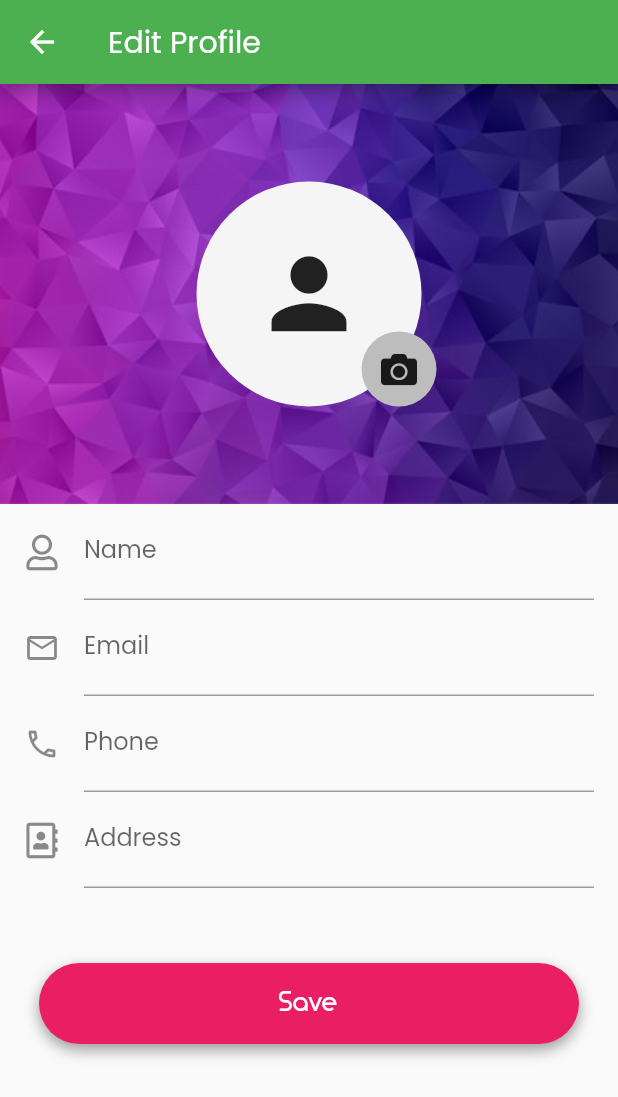
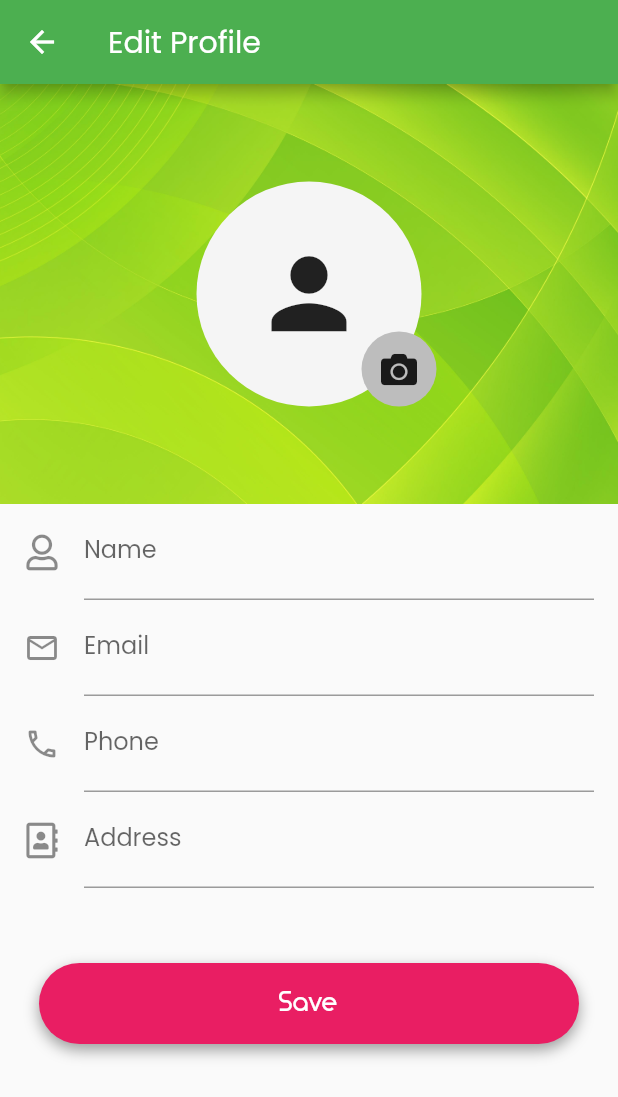
Before and after one commit to aman1210/FlutterExpenseTracker, a Flutter app: the screen it shows after launch, item 3 of the bottom bar chosen, after a tap on the "edit" icon, on a phone screen of 412 x 824 dp. Shown: the top 1097 px of the screen. Run offline on Flutter 3.47's test engine with Material 2 defaults, Android fonts, the phone set to English and light mode, and no system bars; our stand-ins replace font_awesome_flutter, image_picker, lottie, shared_preferences, sqflite, syncfusion_flutter_charts; missing offline and left inert: bezier_chart, credit_card_slider, firebase_admob; accounts and stored records are empty.

Commit message:
color scheme changed

```diff
--- a/lib/screens/editProfile.dart
+++ b/lib/screens/editProfile.dart
@@ -82,7 +82,7 @@ class _EditProfileState extends State<EditProfile> {
                     Container(
                       height: containerH,
                       child: Image.asset(
-                        'assets/images/profilebg.jpg',
+                        'assets/images/bg.jpg',
                         fit: BoxFit.cover,
                       ),
                     ),
--- a/lib/screens/home.dart
+++ b/lib/screens/home.dart
@@ -56,6 +56,38 @@ class _HomeState extends State<Home> {
   @override
   Widget build(BuildContext context) {
     var size = MediaQuery.of(context).size;
+    var header = Container(
+      height: size.height * 0.5,
+      child: Stack(
+        overflow: Overflow.visible,
+        children: [
+          HomeHeaderBackground(
+            height: size.height * 0.5,
+          ),
+          HomeHeaderBalance(),
+          Positioned(
+            bottom: -30,
+            child: Container(
+              width: size.width,
+              child: Row(
+                mainAxisSize: MainAxisSize.max,
+                mainAxisAlignment: MainAxisAlignment.spaceEvenly,
+                children: [
+                  HomeHeaderCard(
+                    name: 'Spent',
+                    angle: math.pi * 3 / 4,
+                  ),
+                  HomeHeaderCard(
+                    name: 'Earned',
+                    angle: -math.pi * 1 / 4,
+                  ),
+                ],
+              ),
+            ),
+          )
+        ],
+      ),
+    );
     return Scaffold(
       body: Container(
         height: size.height,
@@ -63,16 +95,54 @@ class _HomeState extends State<Home> {
           alignment: Alignment.topCenter,
           children: [
             Container(
-              height: size.height * 0.5,
-              color: Colors.lightGreen,
+              height: size.height * 0.4,
+              decoration: BoxDecoration(
+                color: Colors.lightGreen,
+                image: DecorationImage(
+                  image: AssetImage(
+                    'assets/images/bg6.jpg',
+                  ),
+                  fit: BoxFit.cover,
+                ),
+              ),
+              child: Column(
+                // alignment: Alignment.center,
+                mainAxisAlignment: MainAxisAlignment.center,
+                children: [
+                  HomeHeaderBalance(
+                    month: DateTime.now().month,
+                  ),
+                  SizedBox(
+                    height: 20,
+                  ),
+                  Container(
+                    width: size.width,
+                    child: Row(
+                      mainAxisSize: MainAxisSize.max,
+                      mainAxisAlignment: MainAxisAlignment.spaceEvenly,
+                      children: [
+                        HomeHeaderCard(
+                          name: 'Spent',
+                          angle: math.pi * 3 / 4,
+                        ),
+                        HomeHeaderCard(
+                          name: 'Earned',
+                          angle: -math.pi * 1 / 4,
+                        ),
+                      ],
+                    ),
+                  ),
+                ],
+              ),
             ),
+            // header,
             Positioned(
               bottom: 0,
               child: AnimatedContainer(
                 duration: Duration(milliseconds: 200),
                 constraints: BoxConstraints(
                     maxHeight: size.height - 60 - kBottomNavigationBarHeight,
-                    minHeight: size.height - (size.height * 0.40)),
+                    minHeight: size.height - (size.height * 0.42)),
                 height: height,
                 width: size.width,
                 decoration: BoxDecoration(
@@ -80,7 +150,9 @@ class _HomeState extends State<Home> {
                     topLeft: Radius.circular(50),
                     topRight: Radius.circular(50),
                   ),
-                  color: Colors.white,
+                  color: Theme.of(context).brightness == Brightness.dark
+                      ? Theme.of(context).primaryColor
+                      : Colors.white,
                   boxShadow: [
                     BoxShadow(
                       color: Colors.black38,
@@ -103,7 +175,7 @@ class _HomeState extends State<Home> {
                       onPanEnd: (details) {
                         if (expanded) {
                           setState(() {
-                            height = size.height - (size.height * 0.40);
+                            height = size.height - (size.height * 0.42);
                             expanded = false;
                           });
                         } else {
--- a/lib/screens/profilePage.dart
+++ b/lib/screens/profilePage.dart
@@ -51,13 +51,10 @@ class _ProfilePageState extends State<ProfilePage> {
                   ),
                   decoration: BoxDecoration(
                       gradient: LinearGradient(
-                        begin: Alignment.topRight,
-                        end: Alignment.bottomLeft,
-                        colors: [
-                          const Color.fromRGBO(114, 30, 224, 1),
-                          const Color.fromRGBO(160, 46, 185, 1),
-                        ],
-                        stops: [0.5, 0.9],
+                        begin: Alignment.centerRight,
+                        end: Alignment.centerLeft,
+                        colors: [Colors.lightGreen, Colors.green],
+                        // stops: [0.4, 0.9],
                       ),
                       borderRadius: BorderRadius.circular(5)),
                 ),
@@ -103,13 +100,10 @@ class _ProfilePageState extends State<ProfilePage> {
                   ),
                   decoration: BoxDecoration(
                       gradient: LinearGradient(
-                        begin: Alignment.topRight,
-                        end: Alignment.bottomLeft,
-                        colors: [
-                          const Color.fromRGBO(114, 30, 224, 1),
-                          const Color.fromRGBO(160, 46, 185, 1),
-                        ],
-                        stops: [0.5, 0.9],
+                        begin: Alignment.centerRight,
+                        end: Alignment.centerLeft,
+                        colors: [Colors.lightGreen, Colors.green],
+                        // stops: [0.4, 0.9],
                       ),
                       borderRadius: BorderRadius.circular(5)),
                 ),
--- a/lib/screens/splashScreen.dart
+++ b/lib/screens/splashScreen.dart
@@ -37,7 +37,9 @@ class _SplashScreenState extends State<SplashScreen> {
   Widget build(BuildContext context) {
     var width = MediaQuery.of(context).size;
     return Scaffold(
-      backgroundColor: Theme.of(context).primaryColor,
+      backgroundColor: Theme.of(context).brightness == Brightness.dark
+          ? Theme.of(context).primaryColor
+          : Colors.lightGreen,
       body: Center(
         child: Container(
           // width: double.infinity,
--- a/lib/widgets/fluidNavBar/fluid_nav_bar.dart
+++ b/lib/widgets/fluidNavBar/fluid_nav_bar.dart
@@ -98,7 +98,7 @@ class _FluidNavBarState extends State<FluidNavBar>
           begin: Curves.easeInExpo.transform(_yController.value),
           end: inCurve.transform(_yController.value),
         ).transform(_yController.velocity.sign * 0.5 + 0.5),
-        Theme.of(context).primaryColor,
+        Colors.lightGreen,
       ),
     );
   }
--- a/lib/widgets/home/dragContainer.dart
+++ b/lib/widgets/home/dragContainer.dart
@@ -103,7 +103,7 @@ class _DragContainerState extends State<DragContainer>
           alignment: Alignment.centerLeft,
           margin: const EdgeInsets.only(left: 5),
           decoration: BoxDecoration(
-            color: Colors.red[400],
+            color: Colors.blue,
             borderRadius: BorderRadius.only(
               bottomLeft: Radius.circular(100),
               topLeft: Radius.circular(100),
@@ -115,7 +115,7 @@ class _DragContainerState extends State<DragContainer>
           width: containerWidth,
           margin: const EdgeInsets.only(right: 5),
           decoration: BoxDecoration(
-            color: Colors.green,
+            color: Colors.lightGreen,
             borderRadius: BorderRadius.only(
               topRight: Radius.circular(100),
               bottomRight: Radius.circular(100),
--- a/lib/widgets/profilePage/darkModeSwitch.dart
+++ b/lib/widgets/profilePage/darkModeSwitch.dart
@@ -43,13 +43,10 @@ class _DarkModeSwitchState extends State<DarkModeSwitch> {
             ),
             decoration: BoxDecoration(
                 gradient: LinearGradient(
-                  begin: Alignment.topRight,
-                  end: Alignment.bottomLeft,
-                  colors: [
-                    const Color.fromRGBO(114, 30, 224, 1),
-                    const Color.fromRGBO(160, 46, 185, 1),
-                  ],
-                  stops: [0.5, 0.9],
+                  begin: Alignment.centerRight,
+                  end: Alignment.centerLeft,
+                  colors: [Colors.lightGreen, Colors.green],
+                  // stops: [0.4, 0.9],
                 ),
                 borderRadius: BorderRadius.circular(5)),
           ),
--- a/lib/widgets/profilePage/header.dart
+++ b/lib/widgets/profilePage/header.dart
@@ -19,8 +19,11 @@ class ProfileHeader extends StatelessWidget {
       height: 250,
       decoration: BoxDecoration(
         image: DecorationImage(
-            image: AssetImage('assets/images/profilebg.jpg'),
-            fit: BoxFit.cover),
+          image: AssetImage(
+            'assets/images/bg6.jpg',
+          ),
+          fit: BoxFit.cover,
+        ),
         boxShadow: [
           BoxShadow(
             offset: Offset(0, 1),
```
Also changed, not shown: assets/images/GreenBG.png (added), assets/images/bg2.jpg (added), assets/images/bg3.jpg (added), assets/images/bg4.jpg (added), assets/images/bg5.jpg (added), assets/images/bg6.jpg (added).
